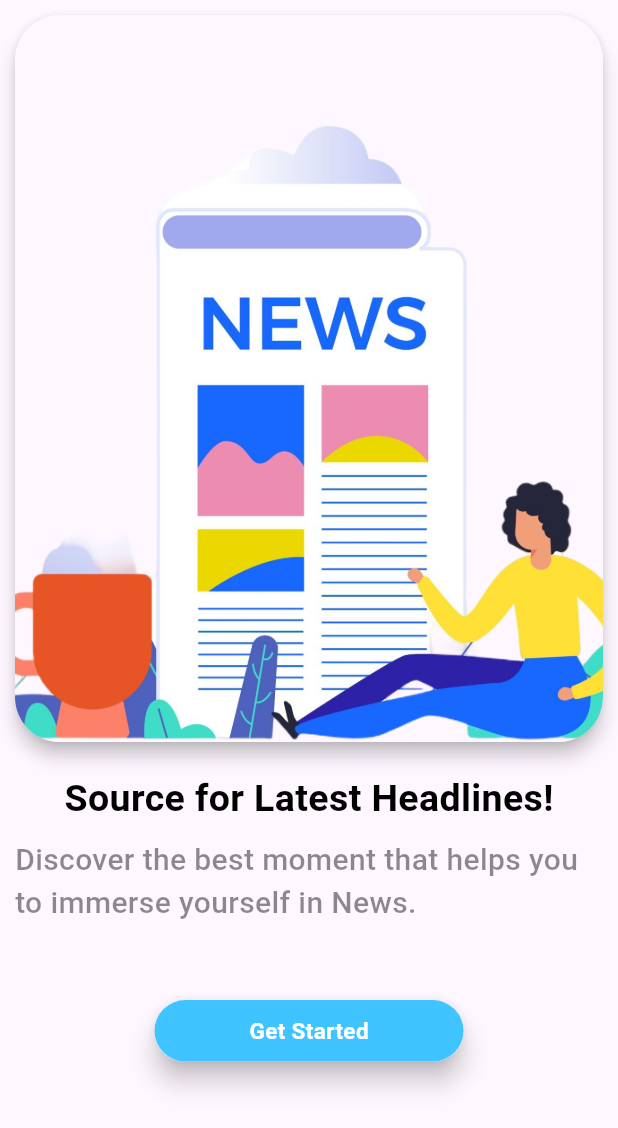
After one commit to ShantanuKH/NewsPulse, a Flutter app: the screen it shows after launch, on a phone screen of 412 x 824 dp. The commit adds this screen. Shown: the top 1128 px of the screen. Run offline on Flutter 3.47's test engine with Material 3 defaults, Android fonts, the phone set to English and light mode, and no system bars; our stand-ins replace carousel_slider, smooth_page_indicator.

Commit message:
Completed UI Part

```diff
--- a/lib/main.dart
+++ b/lib/main.dart
@@ -1,5 +1,6 @@
 import 'package:flutter/material.dart';
 import 'package:news_pulse/pages/home.dart';
+import 'package:news_pulse/pages/landing_page.dart';
 
 void main() {
   runApp(const MyApp());
@@ -13,7 +14,7 @@ class MyApp extends StatelessWidget {
   Widget build(BuildContext context) {
     return MaterialApp(
       debugShowCheckedModeBanner: false,
-      home: const HomePage(),
+      home: const LandingPage(),
     );
   }
 }
--- /dev/null
+++ b/lib/pages/landing_page.dart
@@ -0,0 +1,94 @@
+import 'package:flutter/material.dart';
+import 'package:news_pulse/pages/home.dart';
+
+class LandingPage extends StatefulWidget {
+  const LandingPage({super.key});
+
+  @override
+  State<LandingPage> createState() => _LandingPageState();
+}
+
+class _LandingPageState extends State<LandingPage> {
+  @override
+  Widget build(BuildContext context) {
+    return Scaffold(
+      body: Container(
+        margin: EdgeInsets.symmetric(vertical: 10, horizontal: 10),
+        child: Column(
+          children: [
+            Material(
+              elevation: 5,
+              borderRadius: BorderRadius.circular(30),
+              child: ClipRRect(
+                borderRadius: BorderRadius.circular(30),
+                child: Image.asset(
+                  "assets/Newz.png",
+                  height: MediaQuery.of(context).size.height / 1.7,
+                  width: MediaQuery.of(context).size.width,
+                  fit: BoxFit.cover,
+                ),
+              ),
+            ),
+            SizedBox(
+              height: 20,
+            ),
+            Text(
+              "Source for Latest Headlines!",
+              style: TextStyle(
+                  color: Colors.black,
+                  fontSize: 25,
+                  fontWeight: FontWeight.bold),
+            ),
+            SizedBox(
+              height: 8,
+            ),
+            Container(
+              // padding: EdgeInsets.only(left: 23),
+              child: Text(
+                "Discover the best moment that helps you to immerse yourself in News.",
+                style: TextStyle(
+                    color: Colors.black45,
+                    fontSize: 20,
+                    fontWeight: FontWeight.w500),
+              ),
+            ),
+            SizedBox(
+              height: 50,
+            ),
+            Container(
+              width: MediaQuery.of(context).size.width / 2,
+              child: Material(
+                borderRadius: BorderRadius.circular(20),
+                elevation: 7,
+                child: Container(
+                  width: MediaQuery.of(context).size.width / 2,
+                  padding: EdgeInsets.symmetric(vertical: 10, horizontal: 10),
+                  decoration: BoxDecoration(
+                    color: Colors.lightBlueAccent,
+                    borderRadius: BorderRadius.circular(100),
+                  ),
+                  child: InkWell(
+                    onTap: () {
+                      Navigator.push(context,
+                          MaterialPageRoute(builder: (context) => HomePage()));
+                    },
+                    child: Center(
+                      child: Text(
+                        "Get Started",
+                        style: TextStyle(
+                          fontSize: 15,
+                          fontWeight: FontWeight.bold,
+                          color: Colors.white,
+                        ),
+                      ),
+                    ),
+                  ),
+                ),
+              ),
+            )
+          ],
+        ),
+      ),
+    );
+  }
+}
```
Also changed, not shown: assets/Newz.png (added).
